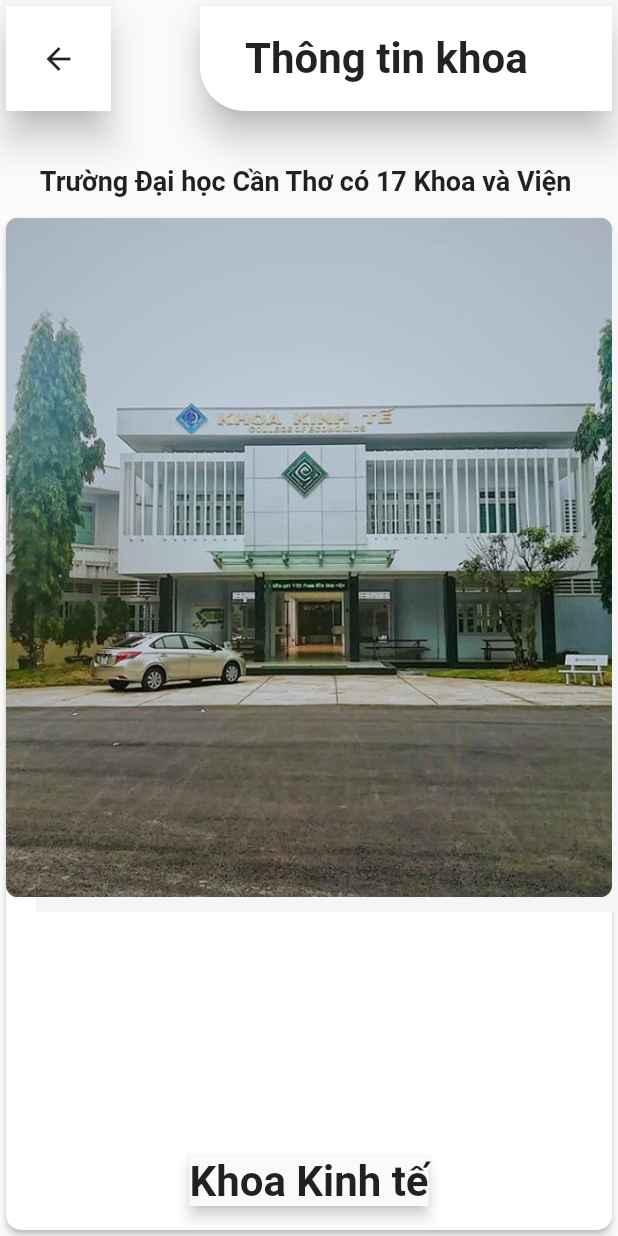
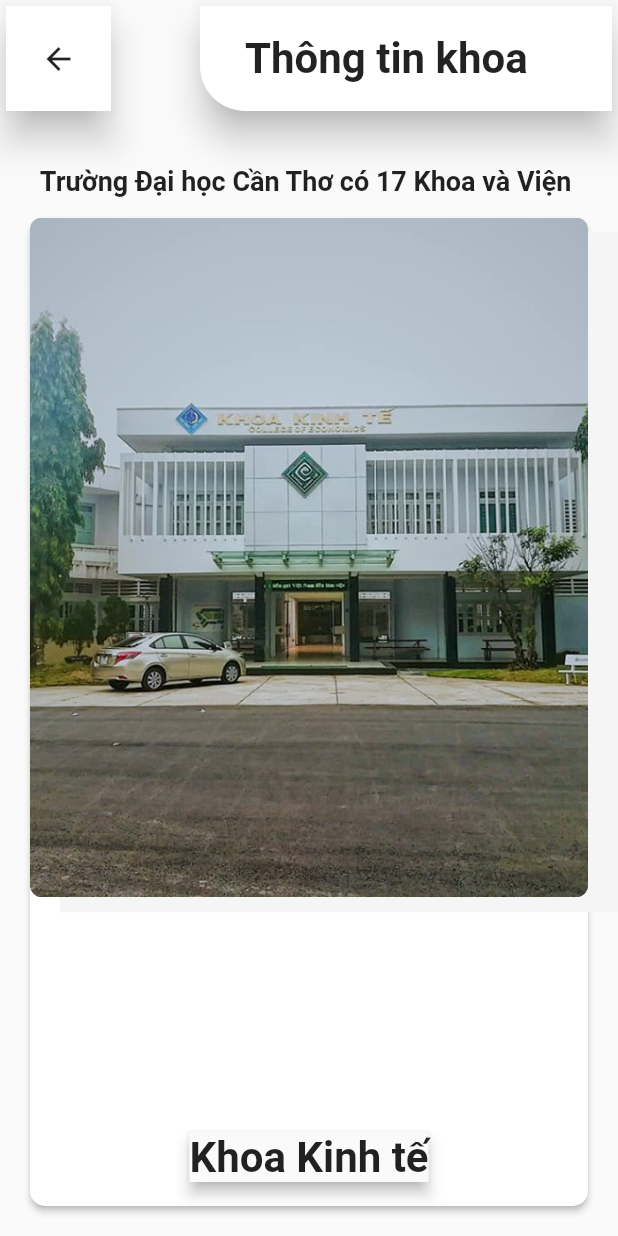
Before and after one commit to TriNgo0108/TSV2019-34, a Flutter app: the CollegeInfo screen opened by its route, swiped to page 2, on a phone screen of 412 x 824 dp. Run offline on Flutter 3.47's test engine with Material 2 defaults, Android fonts, the phone set to English and light mode, and no system bars; our stand-ins replace connectivity, font_awesome_flutter, toast, webview_flutter, youtube_player_flutter; missing offline and left inert: flutter_dialogflow; statements that could not run were skipped; project files that could hold a hidden picture were left out.

Commit message:
add padding for college_widget

```diff
--- a/app/lib/views/widgets/college_widget.dart
+++ b/app/lib/views/widgets/college_widget.dart
@@ -22,6 +22,7 @@ class _CollegeWidgetState extends State<CollegeWidget> {
     final screenHeight = MediaQuery.of(context).size.height;
 
     return InkWell(
+      // trượt thì sẽ sang widget khác, nhấn vào sẽ vào onTap
         onTap: () {
           Navigator.push(
               context,
@@ -32,6 +33,7 @@ class _CollegeWidgetState extends State<CollegeWidget> {
           // chuyển đến trang giới thiệu khoa
         },
         child: AnimatedBuilder(
+          // hiệu ứng với pageController nếu widget được chọn
           animation: widget.pageController,
           builder: (context, child) {
             double value = 1;
@@ -39,7 +41,9 @@ class _CollegeWidgetState extends State<CollegeWidget> {
               value = widget.pageController.page - widget.currentPage;
               value = (1 - (value.abs() * 0.6)).clamp(0.0, 1.0);
             }
-            return Card(
+            return Padding(
+              padding: EdgeInsets.only(left: 16, right: 16, bottom: 16),
+              child: Card(
                 borderOnForeground: true,
                 shape: RoundedRectangleBorder(
                     borderRadius: BorderRadius.circular(10)),
@@ -76,7 +80,7 @@ class _CollegeWidgetState extends State<CollegeWidget> {
                           tag: "name-${widget.college.name}",
                           child: Material(
                             elevation: 4,
-                          shadowColor: Colors.grey.shade300,
+                            shadowColor: Colors.grey.shade400,
                             child: Container(
                               child: Text(
                                 widget.college.name,
@@ -91,6 +95,7 @@ class _CollegeWidgetState extends State<CollegeWidget> {
                     ),
                   ],
                 ),
+              ),
             );
           },
         ));
```
Lines whose indentation alone changed are shown as unchanged.
